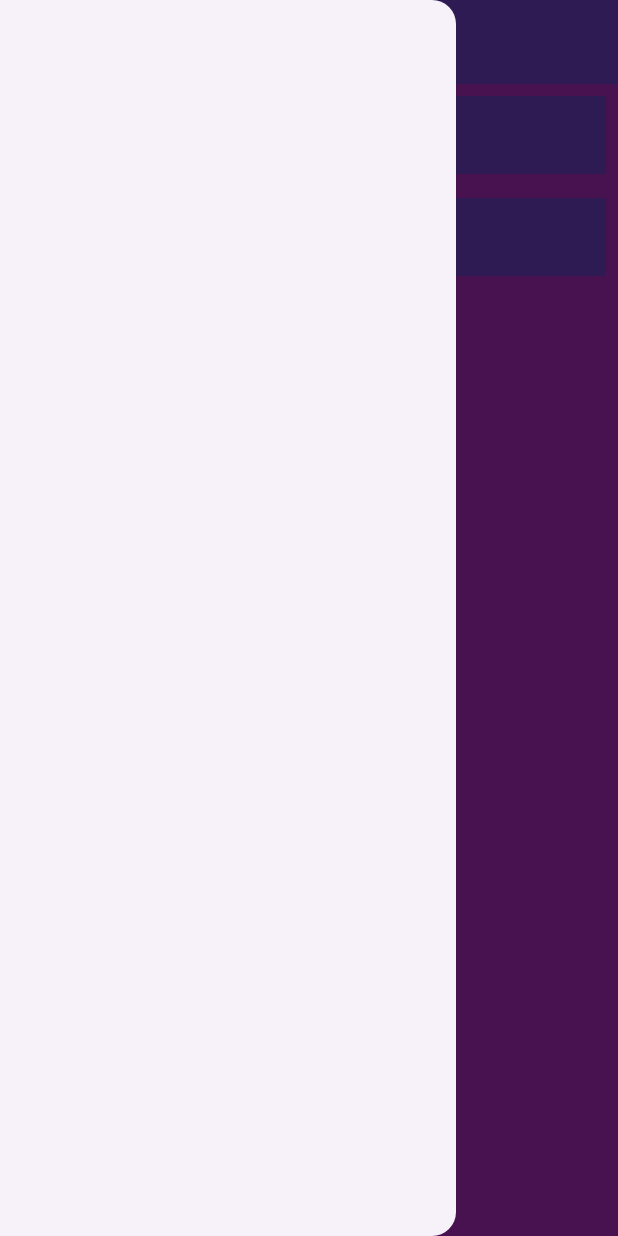
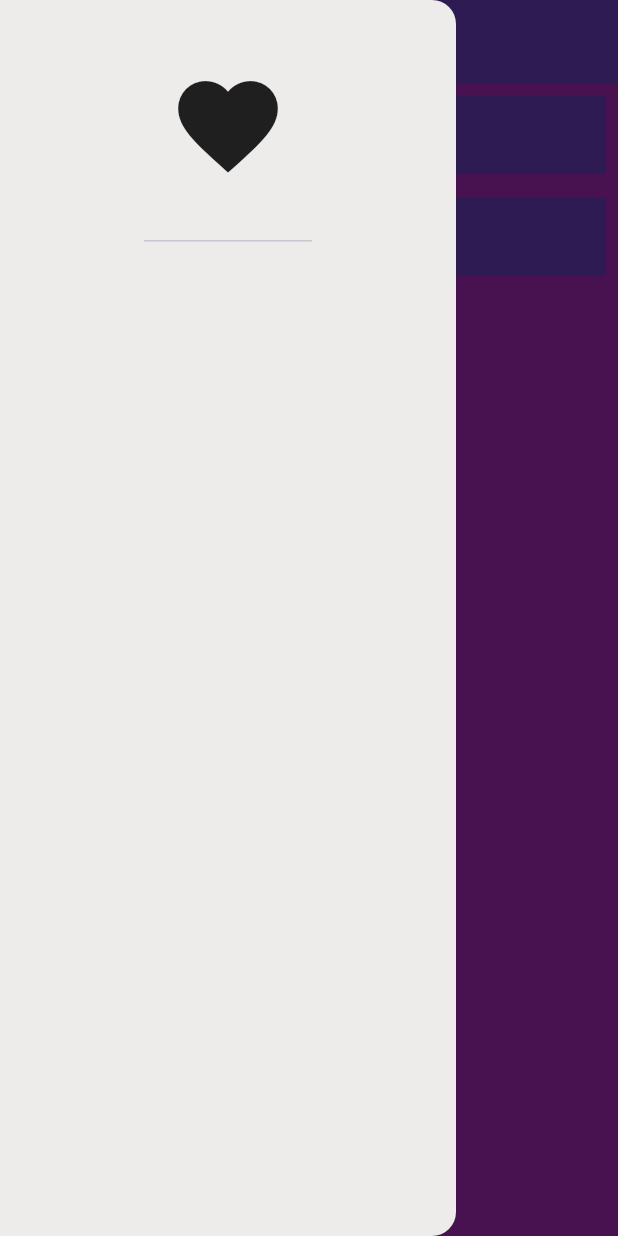
Before and after one commit to Elsp3aweyDev/NoteApp, a Flutter app: the screen it shows after launch, with the side drawer open, on a phone screen of 412 x 824 dp. Run offline on Flutter 3.47's test engine with Material 3 defaults, Android fonts, the phone set to English and light mode, and no system bars.

Commit message:
making drower header

```diff
--- a/lib/views/home_page.dart
+++ b/lib/views/home_page.dart
@@ -10,10 +10,13 @@ class HomePage extends StatelessWidget {
   Widget build(BuildContext context) {
     return Scaffold(
       drawer: Drawer(
+        backgroundColor: const Color.fromARGB(255, 238, 235, 235),
         child: ListView.builder(
           itemCount: 1,
           itemBuilder: (context, index) {
-            return Column(children: [Container()]);
+            return Column(
+              children: [DrawerHeader(child: Icon(Icons.favorite, size: 80))],
+            );
           },
         ),
       ),
```
